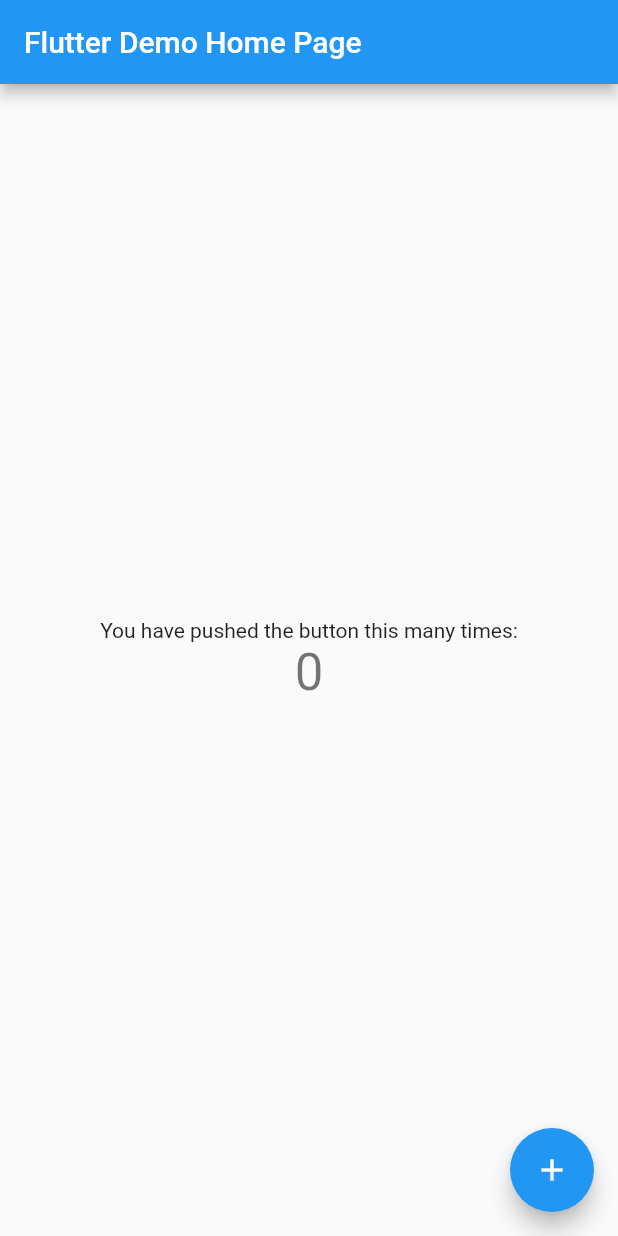
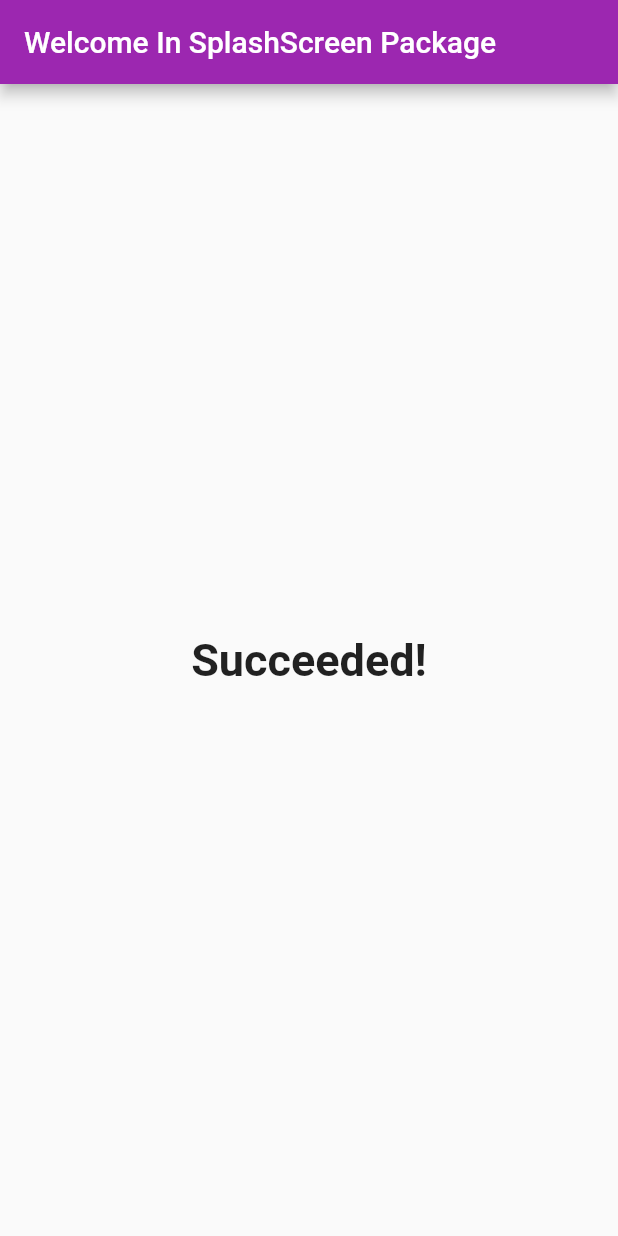
Before and after one commit to abdollahzadeh/Nicico, a Flutter app: the screen it shows after launch, on a phone screen of 412 x 824 dp. Run offline on Flutter 3.47's test engine with Material 2 defaults, Android fonts, the light colour scheme and no system bars; our stand-ins replace splashscreen.

Commit message:
Add package splash screen and add in class

```diff
--- a/lib/main.dart
+++ b/lib/main.dart
@@ -1,5 +1,5 @@
 import 'package:flutter/material.dart';
-
+import 'package:splashscreen/splashscreen.dart';
 void main() => runApp(MyApp());
 
 class MyApp extends StatelessWidget {
@@ -9,103 +9,44 @@
     return MaterialApp(
       title: 'Flutter Demo',
       theme: ThemeData(
-        // This is the theme of your application.
-        //
-        // Try running your application with "flutter run". You'll see the
-        // application has a blue toolbar. Then, without quitting the app, try
-        // changing the primarySwatch below to Colors.green and then invoke
-        // "hot reload" (press "r" in the console where you ran "flutter run",
-        // or simply save your changes to "hot reload" in a Flutter IDE).
-        // Notice that the counter didn't reset back to zero; the application
-        // is not restarted.
-        primarySwatch: Colors.blue,
+
+        primarySwatch: Colors.purple,
       ),
-      home: MyHomePage(title: 'Flutter Demo Home Page'),
+      home: MyHomePage(),
     );
   }
 }
 
 class MyHomePage extends StatefulWidget {
-  MyHomePage({Key key, this.title}) : super(key: key);
-
-  // This widget is the home page of your application. It is stateful, meaning
-  // that it has a State object (defined below) that contains fields that affect
-  // how it looks.
-
-  // This class is the configuration for the state. It holds the values (in this
-  // case the title) provided by the parent (in this case the App widget) and
-  // used by the build method of the State. Fields in a Widget subclass are
-  // always marked "final".
-
-  final String title;
 
   @override
   _MyHomePageState createState() => _MyHomePageState();
 }
 
 class _MyHomePageState extends State<MyHomePage> {
-  int _counter = 0;
-
-  void _incrementCounter() {
-    setState(() {
-      // This call to setState tells the Flutter framework that something has
-      // changed in this State, which causes it to rerun the build method below
-      // so that the display can reflect the updated values. If we changed
-      // _counter without calling setState(), then the build method would not be
-      // called again, and so nothing would appear to happen.
-      _counter++;
-    });
-  }
 
   @override
   Widget build(BuildContext context) {
-    // This method is rerun every time setState is called, for instance as done
-    // by the _incrementCounter method above.
-    //
-    // The Flutter framework has been optimized to make rerunning build methods
-    // fast, so that you can just rebuild anything that needs updating rather
-    // than having to individually change instances of widgets.
-    return Scaffold(
-      appBar: AppBar(
-        // Here we take the value from the MyHomePage object that was created by
-        // the App.build method, and use it to set our appbar title.
-        title: Text(widget.title),
+
+     return new SplashScreen(seconds: 14,navigateAfterSeconds:new AfterSplash());
+  }
+}
+class AfterSplash extends StatelessWidget {
+  @override
+  Widget build(BuildContext context) {
+    return new Scaffold(
+      appBar: new AppBar(
+          title: new Text("Welcome In SplashScreen Package"),
+          automaticallyImplyLeading: false
       ),
-      body: Center(
-        // Center is a layout widget. It takes a single child and positions it
-        // in the middle of the parent.
-        child: Column(
-          // Column is also layout widget. It takes a list of children and
-          // arranges them vertically. By default, it sizes itself to fit its
-          // children horizontally, and tries to be as tall as its parent.
-          //
-          // Invoke "debug painting" (press "p" in the console, choose the
-          // "Toggle Debug Paint" action from the Flutter Inspector in Android
-          // Studio, or the "Toggle Debug Paint" command in Visual Studio Code)
-          // to see the wireframe for each widget.
-          //
-          // Column has various properties to control how it sizes itself and
-          // how it positions its children. Here we use mainAxisAlignment to
-          // center the children vertically; the main axis here is the vertical
-          // axis because Columns are vertical (the cross axis would be
-          // horizontal).
-          mainAxisAlignment: MainAxisAlignment.center,
-          children: <Widget>[
-            Text(
-              'You have pushed the button this many times:',
-            ),
-            Text(
-              '$_counter',
-              style: Theme.of(context).textTheme.display1,
-            ),
-          ],
-        ),
+      body: new Center(
+        child: new Text("Succeeded!",
+          style: new TextStyle(
+              fontWeight: FontWeight.bold,
+              fontSize: 30.0
+          ),),
+
       ),
-      floatingActionButton: FloatingActionButton(
-        onPressed: _incrementCounter,
-        tooltip: 'Increment',
-        child: Icon(Icons.add),
-      ), // This trailing comma makes auto-formatting nicer for build methods.
     );
   }
 }
```
